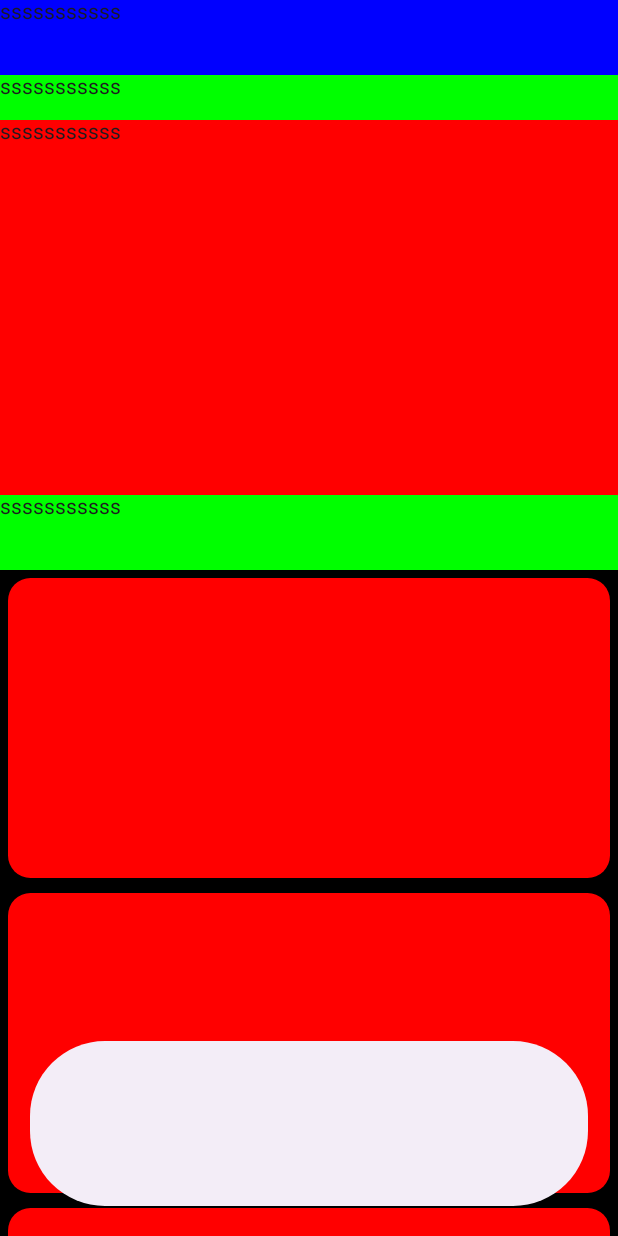
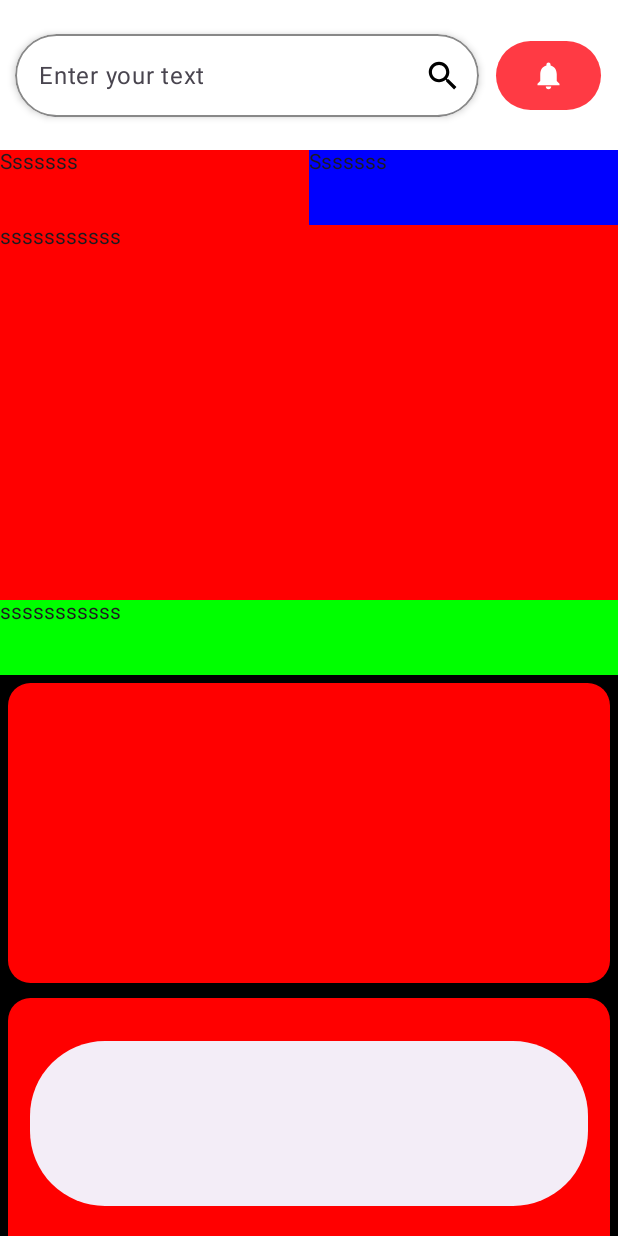
Before and after one commit to MahmoudYazid/NewsApp-Jetback, an Android app built with Jetpack Compose: the screen it shows after launch (Home), on a phone screen of 412 x 824 dp. Run offline under Robolectric (Android 15) with nearby library versions, the light colour scheme and no system bars; libraries missing offline, so code that uses them is left out: com.google.android.gms.

Commit message:
searchbar

```diff
--- a/app/build.gradle.kts
+++ b/app/build.gradle.kts
@@ -52,6 +52,7 @@ android {
 dependencies {
     implementation(platform("androidx.compose:compose-bom:2023.03.00"))
     implementation(platform("androidx.compose:compose-bom:2023.03.00"))
+    implementation("com.google.android.gms:play-services-wallet:19.2.1")
     androidTestImplementation(platform("androidx.compose:compose-bom:2023.03.00"))
     androidTestImplementation(platform("androidx.compose:compose-bom:2023.03.00"))
     val lifecycle_version = "2.6.2"
--- a/app/src/main/java/com/example/news/View/Letest_News.kt
+++ b/app/src/main/java/com/example/news/View/Letest_News.kt
@@ -1,6 +1,7 @@
 package com.example.news.View
 
 import androidx.compose.foundation.background
+import androidx.compose.foundation.layout.Arrangement
 import androidx.compose.foundation.layout.Box
 import androidx.compose.foundation.layout.Row
 import androidx.compose.foundation.layout.fillMaxHeight
@@ -10,21 +11,39 @@ import androidx.compose.material3.Text
 import androidx.compose.runtime.Composable
 import androidx.compose.ui.Modifier
 import androidx.compose.ui.graphics.Color
+import androidx.compose.ui.text.font.FontWeight
 import androidx.compose.ui.unit.dp
+import androidx.compose.ui.unit.sp
 
 @Composable
 fun Letest_News() {
     Box (
         modifier = Modifier
             .fillMaxWidth()
-            .background(Color.Green)
-            .height(30.dp)
+            .background(Color.White)
+            .height(50.dp)
     ){
         Row (    modifier = Modifier
             .fillMaxWidth()
-            .background(Color.Green)
-            .fillMaxHeight()){
-            Text(text = "sssssssssss")
+            .background(Color.White)
+            .fillMaxHeight() ,
+            horizontalArrangement = Arrangement.SpaceEvenly
+            ){
+            Box(
+
+                modifier = Modifier
+                .fillMaxHeight()
+                .background(Color.Red)
+                .weight(1f)){
+                Text(text = "Sssssss")
+            }
+
+            Box(modifier = Modifier
+                .fillMaxHeight()
+                .background(Color.Blue)
+                .weight(1f)){
+                Text(text = "Sssssss")
+            }
         }
     }
 }
--- a/app/src/main/java/com/example/news/View/searchBarActivity.kt
+++ b/app/src/main/java/com/example/news/View/searchBarActivity.kt
@@ -1,38 +1,156 @@
 package com.example.news.View
 
+import android.app.Notification
 import android.os.Bundle
+import android.widget.Button
 import androidx.activity.ComponentActivity
 import androidx.activity.compose.setContent
 import androidx.compose.foundation.background
+import androidx.compose.foundation.border
+import androidx.compose.foundation.layout.Arrangement
 import androidx.compose.foundation.layout.Box
 import androidx.compose.foundation.layout.Row
 import androidx.compose.foundation.layout.fillMaxHeight
 import androidx.compose.foundation.layout.fillMaxSize
 import androidx.compose.foundation.layout.fillMaxWidth
 import androidx.compose.foundation.layout.height
+import androidx.compose.foundation.layout.padding
+import androidx.compose.foundation.layout.size
+import androidx.compose.foundation.layout.width
+import androidx.compose.foundation.shape.RoundedCornerShape
+import androidx.compose.material.icons.Icons
+import androidx.compose.material.icons.filled.Notifications
+import androidx.compose.material.icons.filled.Search
+import androidx.compose.material.icons.outlined.Search
+
+import androidx.compose.material.icons.rounded.Notifications
+import androidx.compose.material3.Button
+import androidx.compose.material3.ButtonDefaults
+import androidx.compose.material3.ElevatedButton
+import androidx.compose.material3.ExperimentalMaterial3Api
 import androidx.compose.material3.MaterialTheme
 import androidx.compose.material3.Surface
 import androidx.compose.material3.Text
+import androidx.compose.material3.TextField
 import androidx.compose.runtime.Composable
 import androidx.compose.ui.Modifier
 import androidx.compose.ui.graphics.Color
 import androidx.compose.ui.tooling.preview.Preview
 import androidx.compose.ui.unit.dp
 import com.example.news.View.ui.theme.NewsTheme
+import androidx.compose.material3.Icon
+import androidx.compose.material3.OutlinedTextField
+import androidx.compose.material3.TextFieldDefaults
+import androidx.compose.runtime.getValue
+import androidx.compose.runtime.mutableStateOf
+import androidx.compose.runtime.remember
+import androidx.compose.runtime.setValue
+import androidx.compose.ui.Alignment
+import androidx.compose.ui.draw.clip
+import androidx.compose.ui.draw.shadow
+import com.google.android.gms.wallet.button.ButtonConstants
+
+@OptIn(ExperimentalMaterial3Api::class)
 @Composable
 fun searchBarActivity(){
-
+            var searchText by remember { mutableStateOf("") }
             Box (
                 modifier = Modifier
                     .fillMaxWidth()
-                    .background(Color.Blue)
-                    .height(50.dp)
+                    .height(100.dp)
+                    .padding(vertical = 1.dp)
+
             ){
-            Row (    modifier = Modifier
-                .fillMaxWidth()
-                .background(Color.Blue)
-                .fillMaxHeight()){
-Text(text = "sssssssssss")
+            Row (
+                horizontalArrangement = Arrangement.SpaceEvenly,
+                verticalAlignment = Alignment.CenterVertically
+
+                ,modifier = Modifier
+                    .fillMaxWidth()
+                    .fillMaxHeight()){
+
+                Box(
+                    modifier = Modifier
+                        .weight(4f)
+                        .padding(horizontal = 10.dp)
+                ) {
+                    TextField(
+                        value = searchText,
+                        placeholder = { Text("Enter your text") },
+
+                        onValueChange = {
+                            searchText = it
+                        },
+                        trailingIcon = {
+                            Icon(
+                                Icons.Filled.Search,
+                                "",
+                                tint = Color.Black,
+                                modifier = Modifier.size(25.dp)
+                            )
+                        },
+                        colors = TextFieldDefaults.textFieldColors(containerColor = Color.White),
+
+                        modifier = Modifier
+                            .shadow(3.dp, shape = RoundedCornerShape(50.dp))
+                            .border(
+                                width = 1.dp,
+                                shape = RoundedCornerShape(50.dp, 50.dp, 50.dp, 50.dp),
+                                color = Color.Gray
+                            )
+                            .height(55.dp)
+                            .fillMaxWidth()
+
+
+                            .clip(shape = RoundedCornerShape(50.dp, 50.dp, 50.dp, 50.dp))
+
+
+                    )
+                }
+
+                Box(
+
+                    modifier = Modifier
+                        .weight(1f)
+                        .padding(1.dp)
+
+
+
+
+                ) {
+                    Button(
+                        onClick = { /*TODO*/ },
+
+
+                        colors = ButtonDefaults.buttonColors(
+                            containerColor = Color(0xFFFF3A44),
+                            contentColor = Color.Red),
+                                modifier = Modifier
+                                .width(70.dp)
+
+
+
+
+                    ) {
+                        Row (
+                            horizontalArrangement = Arrangement.Center,
+                            verticalAlignment = Alignment.CenterVertically
+
+                        ){
+                            Icon(
+
+                                Icons.Filled.Notifications,
+                                "",
+                                tint = Color.White,
+                                modifier = Modifier
+                                    .size(30.dp)
+                                    .background(Color(0xFFFF3A44))
+                            )
+                        }
+
+                    }
+                }
+
             }
             }
 
```
Also changed, not shown: app/src/main/java/com/example/news/View/Home.kt (line endings or trailing spaces).
